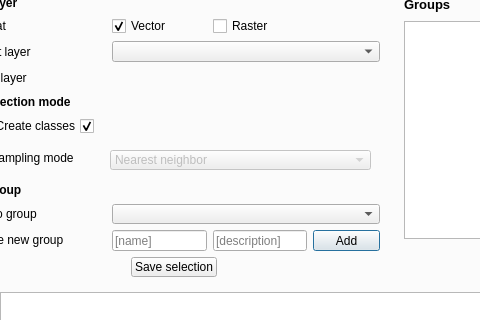
MathieuChailloux/BioDispersal, file BioDispersal_dialog_base.ui: the form before one commit; both pictures show x 84 to 564 and y 119 to 439 of the 933 by 722 pixel window.
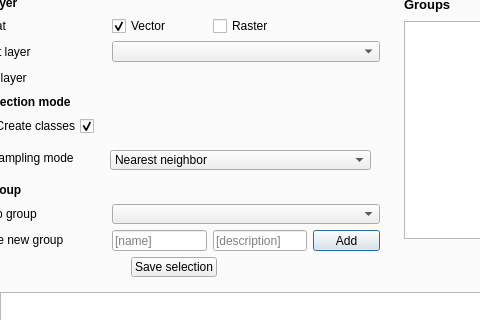
The form after the commit. The open tabs and pages were chosen to show the change. Icons and pictures are not drawn. Custom widgets are drawn as their Qt base class.

Commit message: Enabling selection resampling mode combo list

```diff
--- a/BioDispersal_dialog_base.ui
+++ b/BioDispersal_dialog_base.ui
@@ -1277,7 +1277,7 @@
                          <item>
                           <widget class="QComboBox" name="selectionResampleCombo">
                            <property name="enabled">
-                            <bool>false</bool>
+                            <bool>true</bool>
                            </property>
                            <property name="minimumSize">
                             <size>
```
The commit also changes 1 other file.
